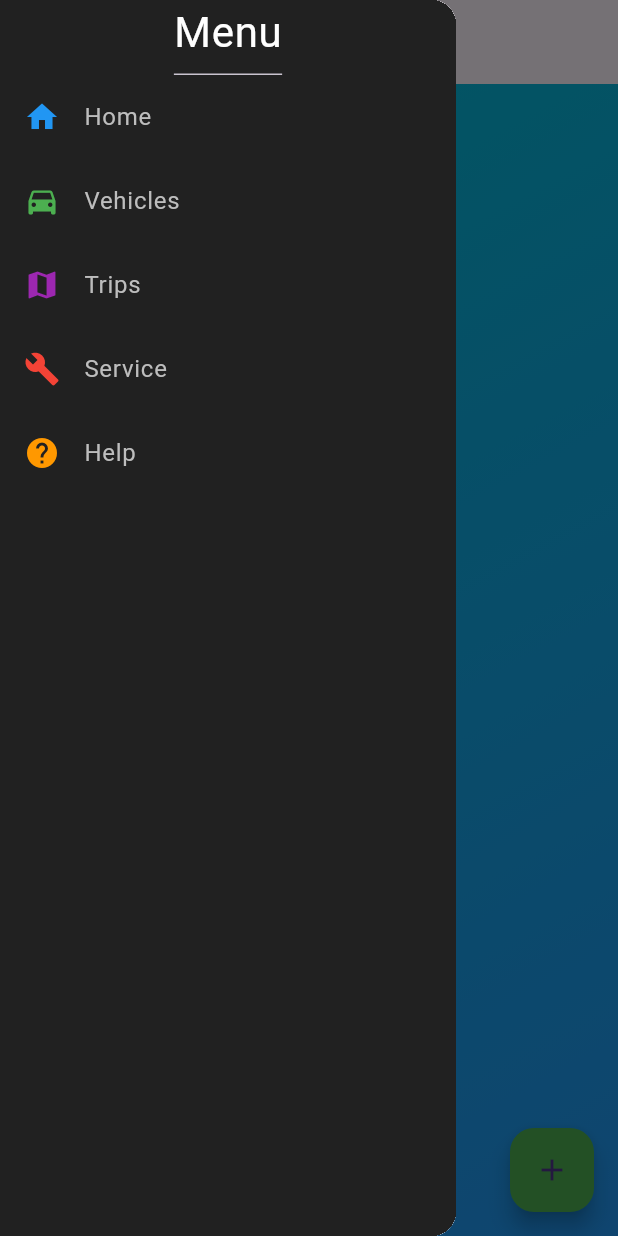
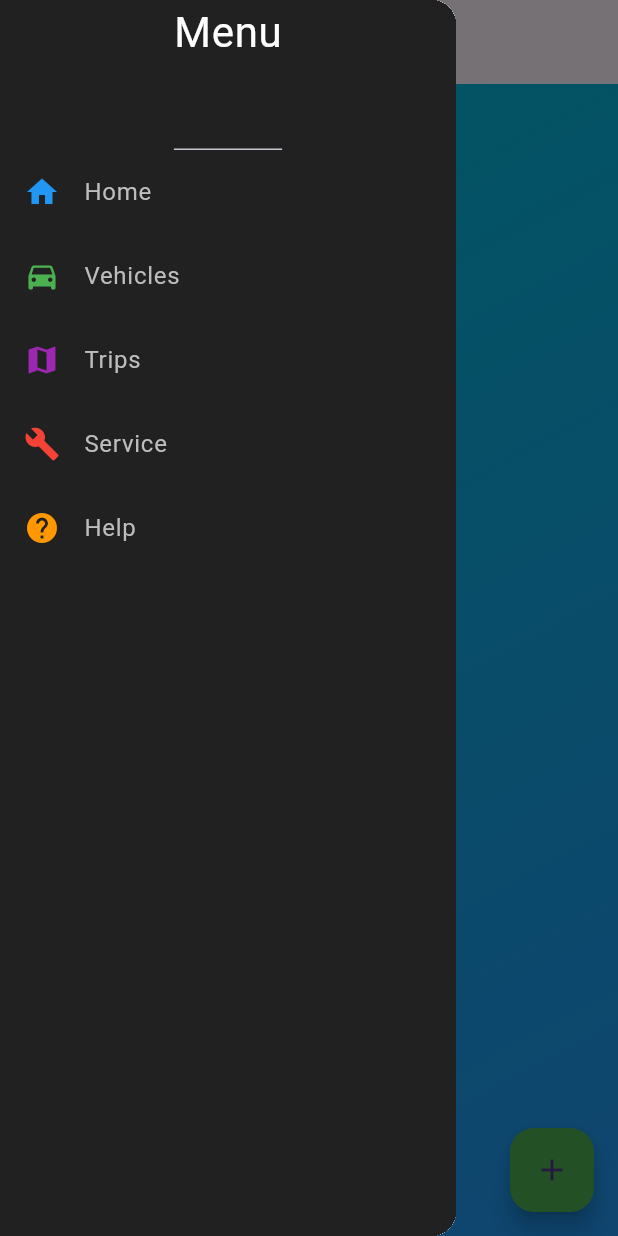
Before and after one commit to CSCI4100U/mobile-group-project-2023-abdul-alam-li-rana, a Flutter app: the VehicleHomePage screen opened directly, with the side drawer open, on a phone screen of 412 x 824 dp. Run offline on Flutter 3.47's test engine with Material 3 defaults, Android fonts, the phone set to English and light mode, and no system bars; our stand-ins replace cloud_firestore, firebase_auth, firebase_core, flutter_local_notifications, flutter_svg, geocoding and 3 more; missing offline and left inert: mapbox_gl, mapbox_polyline_points; accounts and stored records are empty.

Commit message:
files have been editted, we not dont have trash icon, sidebar now has a hover function on tap

```diff
--- a/final_project/lib/sidebar.dart
+++ b/final_project/lib/sidebar.dart
@@ -7,10 +7,17 @@ import 'trip_page.dart';
 import 'service_page.dart';
 import 'help_page.dart';
 
-class SideMenu extends StatelessWidget {
+class SideMenu extends StatefulWidget {
   final BuildContext parentContext;
 
   SideMenu({required this.parentContext});
+
+  @override
+  _SideMenuState createState() => _SideMenuState();
+}
+
+class _SideMenuState extends State<SideMenu> {
+  String selectedItem = '';
 
   @override
   Widget build(BuildContext context) {
@@ -20,7 +27,7 @@ class SideMenu extends StatelessWidget {
         child: Column(
           children: <Widget>[
             Container(
-              height: 50.0,
+              height: 100.0,
               child: DrawerHeader(
                 margin: EdgeInsets.zero,
                 padding: EdgeInsets.all(0.0),
@@ -48,11 +55,20 @@ class SideMenu extends StatelessWidget {
   }
 
   Widget _buildListTile(String title, IconData icon, Color color, Widget page) {
-    final bool isSelected = ModalRoute.of(parentContext)!.settings.name == page.toString();
+    final bool isSelected = selectedItem == title;
 
     return HoveringWidget(
+      isSelected: isSelected,
       onTap: () {
-        Navigator.of(parentContext).pushReplacement(MaterialPageRoute(builder: (context) => page));
+        if (isSelected) {
+          // User clicked on the already selected item, handle accordingly (e.g., navigate to the page)
+          Navigator.of(widget.parentContext).pushReplacement(MaterialPageRoute(builder: (context) => page));
+        } else {
+          // User clicked on a different item, update the selected item
+          setState(() {
+            selectedItem = title;
+          });
+        }
       },
       onHover: (val) {
         // Handle hover effect here if needed
@@ -69,18 +85,27 @@ class SideMenu extends StatelessWidget {
           color: isSelected ? Colors.white : color,
         ),
         tileColor: isSelected ? Colors.grey[800] : null,
+        shape: isSelected
+            ? RoundedRectangleBorder(
+          side: BorderSide(color: Colors.blue, width: 2.0),
+          borderRadius: BorderRadius.circular(5.0),
+        )
+            : null,
       ),
     );
   }
 }
+
 class HoveringWidget extends StatefulWidget {
   final VoidCallback onTap;
   final Function(bool) onHover;
+  final bool isSelected; // Add this property
   final Widget child;
 
   HoveringWidget({
     required this.onTap,
     required this.onHover,
+    required this.isSelected, // Add this line
     required this.child,
   });
 
@@ -95,16 +120,27 @@ class _HoveringWidgetState extends State<HoveringWidget> {
   Widget build(BuildContext context) {
     return MouseRegion(
       onEnter: (_) {
-        widget.onHover(true);
+        if (!widget.isSelected) {
+          widget.onHover(true);
+        }
       },
       onExit: (_) {
-        widget.onHover(false);
+        if (!widget.isSelected) {
+          widget.onHover(false);
+        }
       },
       child: GestureDetector(
-        onTap: widget.onTap,
+        onTap: () {
+          widget.onTap();
+          if (widget.isSelected) {
+            widget.onHover(false);
+          } else {
+            widget.onHover(true);
+          }
+        },
         child: AnimatedContainer(
           duration: Duration(milliseconds: 200),
-          color: isHover ? Colors.grey[800] : null,
+          color: isHover || widget.isSelected ? Colors.grey[800] : null,
           child: widget.child,
         ),
       ),
--- a/final_project/lib/vehicle.dart
+++ b/final_project/lib/vehicle.dart
@@ -1,23 +1,29 @@
+
 class Vehicle {
   final String id;
-  final String vin; // VIN is still an attribute.
   final String make;
   final String model;
   final String year;
+  final String vin;
   final String color;
-  final String mileage; // Add this line
-  final String fuelCapacity; // Add this line
+  final String type;
+  static const List<String> vehicleTypes = ['Sedan', 'SUV', 'Truck', 'Van', 'Motorcycle'];
+  final String mileage;
+  final String fuelCapacity;
 
   Vehicle({
     required this.id,
     required this.make,
     required this.model,
     required this.year,
-    this.vin = '',
-    this.color = '',
-    this.mileage = '', // Initialize mileage
-    this.fuelCapacity = '', // Initialize fuelCapacity
+    required this.vin,
+    required this.color,
+    required this.type,
+    required this.mileage,
+    required this.fuelCapacity,
   });
+
+
 
   factory Vehicle.fromMap(Map<String, dynamic> map) {
     return Vehicle(
@@ -28,7 +34,7 @@ class Vehicle {
       color: map['color'] as String? ?? '', // Initialize VIN from map.
       vin: map['vin'] as String? ?? '', // Initialize VIN from map.
       mileage: map['mileage'] as String? ?? '', // Initialize mileage from map.
-      fuelCapacity: map['fuelCapacity'] as String? ?? '', // Initialize fuelCapacity from map.
+      fuelCapacity: map['fuelCapacity'] as String? ?? '', type: '', // Initialize fuelCapacity from map.
     );
   }
 
--- a/final_project/lib/vehicle_homepage.dart
+++ b/final_project/lib/vehicle_homepage.dart
@@ -22,7 +22,17 @@ class _VehicleHomePageState extends State<VehicleHomePage> {
   @override
   void initState() {
     super.initState();
-    noSelection = Vehicle(id: '', make: '', model: '', year: '', vin: '', color: '');
+    noSelection = Vehicle(
+      id: '',
+      make: '',
+      model: '',
+      year: '',
+      vin: '',
+      color: '',
+      type: '',
+      mileage: '',
+      fuelCapacity: '',
+    );
     selectedVehicle = noSelection;
     _vehiclesStreamController = StreamController<List<dynamic>>.broadcast();
     _hoverController = VehicleHoverController();
@@ -60,12 +70,6 @@ class _VehicleHomePageState extends State<VehicleHomePage> {
                   icon: Icon(Icons.edit),
                   onPressed: () {
                     _editVehicle(selectedVehicle);
-                  },
-                ),
-                IconButton(
-                  icon: Icon(Icons.delete),
-                  onPressed: () {
-                    _deleteVehicle(selectedVehicle);
                   },
                 ),
               ],
```
Also changed, not shown: final_project/lib/edit_vehicle.dart (+20 -0 lines).
